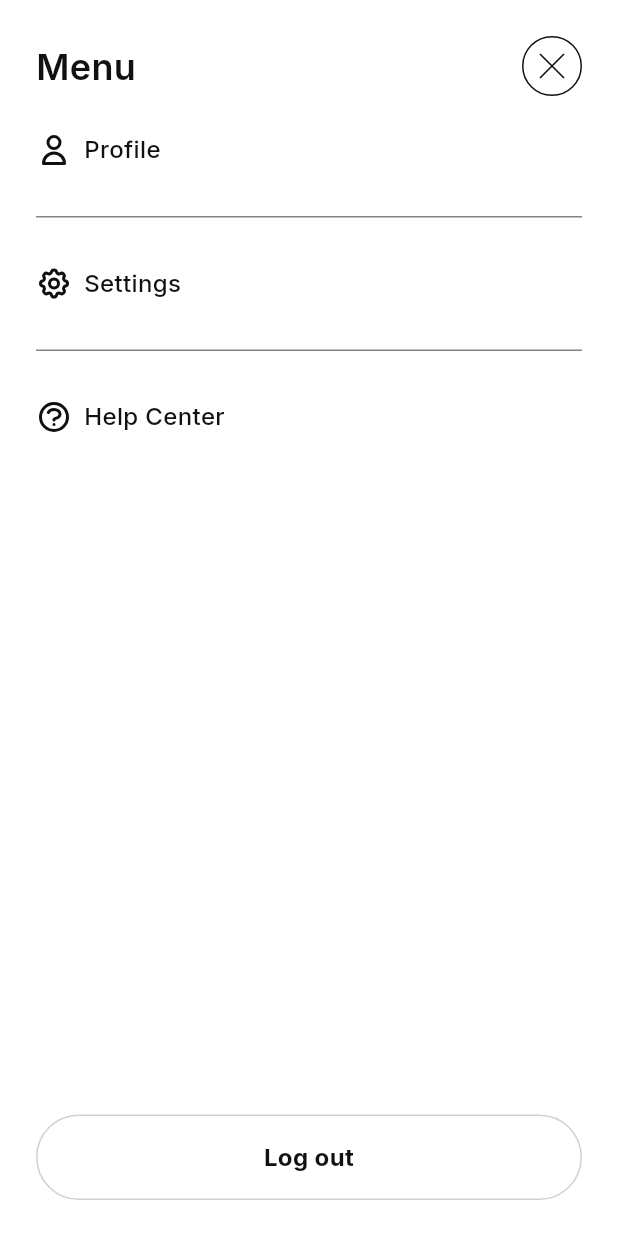
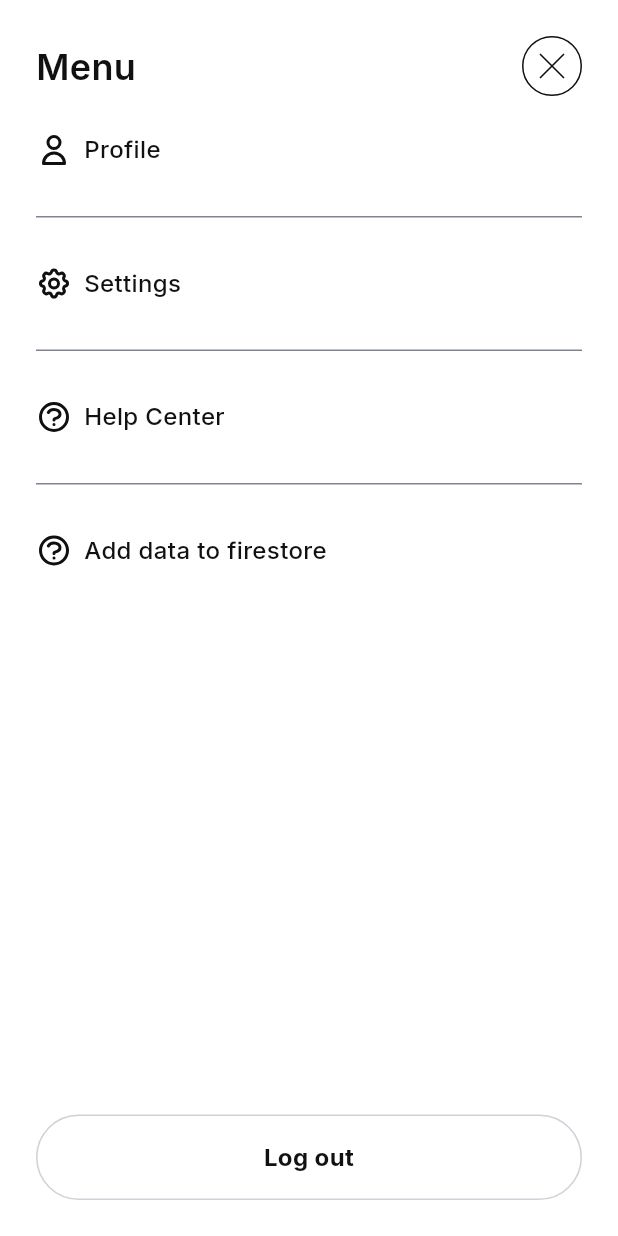
Before and after one commit to gopinavadiya2011999/history-ai, a Flutter app: the MenuView screen opened directly, on a phone screen of 412 x 824 dp. Run offline on Flutter 3.47's test engine with Material 3 defaults, Android fonts, the phone set to English and light mode, and no system bars; our stand-ins replace animated_text_kit, audioplayers, cached_network_image, cloud_firestore, firebase_core, flutter_svg and 6 more; accounts and stored records are empty; network calls fail.

```diff
--- a/lib/infrastructure/model/hostory_model.dart
+++ b/lib/infrastructure/model/hostory_model.dart
@@ -1,23 +1,26 @@
+import 'package:flutter/cupertino.dart';
+import 'package:image_picker/image_picker.dart';
+
 class Category {
   final String id;
   final String name;
 
   final List<SubCategory> subCategory;
 
-  Category({required this.id, required this.name, required this.subCategory, });
+  Category({
+    required this.id,
+    required this.name,
+    required this.subCategory,
+  });
 
-  // Convert Firestore document to Category object
   factory Category.fromMap(Map<String, dynamic> data) {
     return Category(
       id: data['id'],
       name: data['name'],
-      subCategory: (data['sub_cat'] as List)
-          .map((subCat) => SubCategory.fromMap(subCat as Map<String, dynamic>))
-          .toList(),
+      subCategory: (data['sub_cat'] as List).map((subCat) => SubCategory.fromMap(subCat as Map<String, dynamic>)).toList(),
     );
   }
 
-  // Convert Category object to Firestore document
   Map<String, dynamic> toMap() {
     return {
       'id': id,
@@ -25,26 +28,24 @@ class Category {
       'sub_cat': subCategory.map((subCat) => subCat.toMap()).toList(),
     };
   }
-}class SubCategory {
+}
+
+class SubCategory {
   final String id;
-   bool isSelected;
+  bool isSelected;
   final String name;
   final List<User> users;
 
-  SubCategory({required this.id, required this.name, required this.users,this.isSelected=false});
+  SubCategory({required this.id, required this.name, required this.users, this.isSelected = false});
 
-  // Convert Firestore document to Category object
   factory SubCategory.fromMap(Map<String, dynamic> data) {
     return SubCategory(
       id: data['id'],
       name: data['name'],
-      users: (data['users'] as List)
-          .map((user) => User.fromMap(user as Map<String, dynamic>))
-          .toList(),
+      users: (data['users'] as List).map((user) => User.fromMap(user as Map<String, dynamic>)).toList(),
     );
   }
 
-  // Convert Category object to Firestore document
   Map<String, dynamic> toMap() {
     return {
       'id': id,
@@ -61,7 +62,6 @@ class User {
 
   User({required this.name, required this.photo, required this.userDesc});
 
-  // Convert Firestore document to User object
   factory User.fromMap(Map<String, dynamic> data) {
     return User(
       name: data['name'],
@@ -70,7 +70,6 @@ class User {
     );
   }
 
-  // Convert User object to Firestore document
   Map<String, dynamic> toMap() {
     return {
       'name': name,
@@ -79,3 +78,25 @@ class User {
     };
   }
 }
+
+class CatListTextField {
+  TextEditingController category;
+  List<SubCategoryTextField> subCategory;
+  bool isSelected;
+  CatListTextField({this.isSelected = false, required this.category, required this.subCategory});
+}
+
+class SubCategoryTextField {
+  TextEditingController subCategory;
+  List<UsersTextField> userTextField;
+  bool isSelected;
+  SubCategoryTextField({this.isSelected = false, required this.subCategory, required this.userTextField});
+}
+
+class UsersTextField {
+  TextEditingController userName;
+  TextEditingController desc;
+  XFile? userPhoto;
+  bool isSelected;
+  UsersTextField({this.isSelected = false, required this.userName, required this.desc, this.userPhoto});
+}
--- a/lib/infrastructure/routes/app_pages.dart
+++ b/lib/infrastructure/routes/app_pages.dart
@@ -1,9 +1,9 @@
 import 'package:history_ai/infrastructure/routes/route_constants.dart';
 import 'package:history_ai/ui/chat/chat_binding.dart';
 import 'package:history_ai/ui/chat/chat_screen.dart';
-
 import 'package:history_ai/ui/main_screen/main_binding.dart';
 import 'package:history_ai/ui/main_screen/main_screen.dart';
+import 'package:history_ai/ui/main_screen/sub_files/add_data_to_firestore.dart';
 import 'package:history_ai/ui/main_screen/sub_files/ask_anything_view.dart';
 import 'package:history_ai/ui/onboarding/create_character/create_character_binding.dart';
 import 'package:history_ai/ui/onboarding/create_character/create_character_screen.dart';
@@ -68,5 +68,10 @@ class AppPages {
       page: () => const ChooseOwnPersonView(),
       binding: SearchByPersonBinding(),
     ),
+    GetPage(
+      name: RouteConstants.addDataToFirestore,
+      page: () => const AddDataToFirestore(),
+      binding: MainBinding(),
+    ),
   ];
 }
--- a/lib/infrastructure/routes/route_constants.dart
+++ b/lib/infrastructure/routes/route_constants.dart
@@ -9,4 +9,5 @@ class RouteConstants{
   static const  String searchByPersonScreen='/searchByPersonScreen';
   static const  String choosePersonOptionScreen='/choosePersonOptionScreen';
   static const  String chooseOwnPersonView='/chooseOwnPersonView';
+  static const  String addDataToFirestore='/addDataToFirestore';
 }
--- a/lib/ui/main_screen/main_controller.dart
+++ b/lib/ui/main_screen/main_controller.dart
@@ -1,16 +1,23 @@
 import 'package:audioplayers/audioplayers.dart';
 import 'package:history_ai/infrastructure/apis/get_audio_from_ai.dart';
+import 'package:history_ai/infrastructure/model/hostory_model.dart';
 import 'package:history_ai/infrastructure/model/user_model.dart';
 import 'package:flutter/cupertino.dart';
 import 'package:get/get.dart';
 import 'package:shared_preferences/shared_preferences.dart';
 
-
 class MainController extends GetxController {
   TextEditingController messageController = TextEditingController();
-  // UserModel? userModel ;
   String markdownText = '';
   final AudioPlayer audioPlayer = AudioPlayer();
+ List <Category> categoryList=[];
+  List<CatListTextField> catTextList = [
+    CatListTextField(subCategory: [
+      SubCategoryTextField(
+          subCategory: TextEditingController(), userTextField: [UsersTextField(userName: TextEditingController(), desc: TextEditingController())])
+    ], category: TextEditingController())
+  ];
+
   static Future<UserModel?> getUser() async {
     final prefs = await SharedPreferences.getInstance();
     final userJson = prefs.getString('user');
@@ -27,8 +34,6 @@ class MainController extends GetxController {
     super.onInit();
   }
 
-
-
   Future<void> speak(String text) async {
     final audioFilePath = await ApiMethods.getAudioFromAI(text);
     final player = AudioPlayer();
@@ -37,6 +42,7 @@ class MainController extends GetxController {
       await animateText(text);
     }
   }
+
   Future<void> animateText(String text) async {
     final words = text.split(' ');
 
--- a/lib/ui/main_screen/sub_files/menu_view.dart
+++ b/lib/ui/main_screen/sub_files/menu_view.dart
@@ -4,6 +4,7 @@ import 'package:get/get.dart';
 import 'package:history_ai/infrastructure/constant/color_constant.dart';
 import 'package:history_ai/infrastructure/constant/image_constant.dart';
 import 'package:history_ai/infrastructure/languages/app_constant.dart';
+import 'package:history_ai/infrastructure/routes/route_constants.dart';
 import 'package:history_ai/ui/common_widgets/common_inkwell.dart';
 import 'package:history_ai/ui/common_widgets/headline_body_text.dart';
 import 'package:history_ai/ui/main_screen/main_controller.dart';
@@ -41,9 +42,17 @@ class MenuView extends StatelessWidget {
                     Expanded(
                         child: Column(
                       children: [
-                        commonRow(text: AppConstants.profile.tr, icon: ImageConstant.user),
-                        commonRow(text: AppConstants.settings.tr, icon: ImageConstant.setting),
-                        commonRow(text: AppConstants.helpCenter.tr, icon: ImageConstant.helpCenter,divider: false),
+                        commonRow(onTap: () {}, text: AppConstants.profile.tr, icon: ImageConstant.user),
+                        commonRow(onTap: () {}, text: AppConstants.settings.tr, icon: ImageConstant.setting),
+                        commonRow(onTap: () {}, text: AppConstants.helpCenter.tr, icon: ImageConstant.helpCenter),
+                        commonRow(
+                          onTap: () {
+                            Get.toNamed(RouteConstants.addDataToFirestore);
+                          },
+                          text: "Add data to firestore",
+                          icon: ImageConstant.helpCenter,
+                          divider: false,
+                        ),
                       ],
                     )),
                     Container(
@@ -66,8 +75,10 @@ class MenuView extends StatelessWidget {
         });
   }
 
-  commonRow({required String icon, required String text, bool divider = true}) {
-    return Column(
+  commonRow({required String icon, required String text, bool divider = true, required GestureTapCallback onTap}) {
+    return CommonInkwell(
+      onTap: onTap,
+      child: Column(
         crossAxisAlignment: CrossAxisAlignment.start,
         children: [
           Row(
@@ -91,6 +102,7 @@ class MenuView extends StatelessWidget {
               width: double.infinity,
             )
         ],
+      ),
     );
   }
 }
--- a/lib/ui/person/sub_files/choose_person_option_view.dart
+++ b/lib/ui/person/sub_files/choose_person_option_view.dart
@@ -61,9 +61,9 @@ class ChoosePersonOptionView extends StatelessWidget {
                         const SizedBox(height: 20),
                         CommonBtnContainer(
                           onTap: () {
-                            controller.isHistorySelected.value = false;
-                            controller.update();
-                            Get.toNamed(RouteConstants.chooseOwnPersonView);
+                             controller.isHistorySelected.value = false;
+                             controller.update();
+                             Get.toNamed(RouteConstants.chooseOwnPersonView);
                           },
                           title: AppConstants.ownConversion.tr,
                           isSelected: !controller.isHistorySelected.value,
--- a/pubspec.yaml
+++ b/pubspec.yaml
@@ -52,6 +52,7 @@ dependencies:
   firebase_storage: ^12.3.3
   cloud_firestore: ^5.5.0
   cached_network_image: ^3.4.1
+  uuid: ^4.5.1
 
 dev_dependencies:
   flutter_test:
```
Also changed, not shown: lib/ui/main_screen/sub_files/add_data_to_firestore.dart (added, +78 -0 lines), lib/ui/main_screen/sub_widgets/add_category_list.dart (added, +59 -0 lines), lib/ui/main_screen/sub_widgets/add_sub_category_view.dart (added, +60 -0 lines), lib/ui/main_screen/sub_widgets/add_users_view.dart (added, +89 -0 lines), lib/ui/main_screen/sub_widgets/common_title_add_view.dart (added, +56 -0 lines), lib/ui/person/search_by_person_controller.dart (+10 -2 lines), lib/ui/person/sub_files/choose_own_person.dart (+65 -4 lines), 1 other file. Lines whose indentation alone changed are shown as unchanged.
